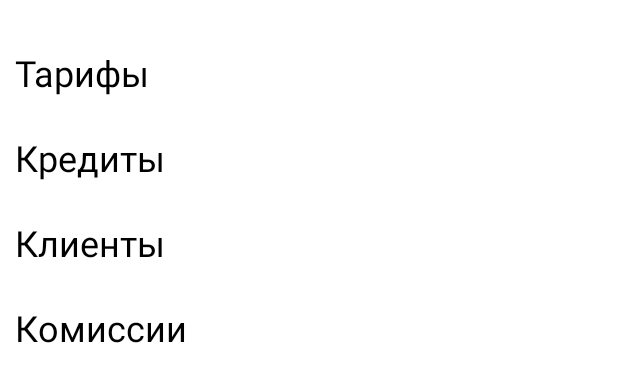
After one commit to yuliakazch/CoreBankingSystem-Android, an Android app: the layout fragment_home.xml on its own in the app's theme, with its tools: preview values and no code run, on a phone screen of 412 x 824 dp. The commit adds this screen. Shown: the top 382 px of the screen. Run offline under Robolectric (Android 15) with nearby library versions, the phone set to English and light mode, and no system bars.

Commit message:
Экран главного меню

```diff
--- a/app/build.gradle
+++ b/app/build.gradle
@@ -26,6 +26,11 @@ android {
 			proguardFiles getDefaultProguardFile('proguard-android-optimize.txt'), 'proguard-rules.pro'
 		}
 	}
+
+	buildFeatures {
+		viewBinding = true
+	}
+
 	compileOptions {
 		sourceCompatibility JavaVersion.VERSION_1_8
 		targetCompatibility JavaVersion.VERSION_1_8
--- /dev/null
+++ b/app/src/main/res/layout/fragment_home.xml
@@ -0,0 +1,55 @@
+<?xml version="1.0" encoding="utf-8"?>
+<LinearLayout
+    xmlns:android="http://schemas.android.com/apk/res/android"
+    android:layout_width="match_parent"
+    android:layout_height="match_parent"
+    android:orientation="vertical">
+
+    <TextView
+        android:id="@+id/tariffs"
+        android:layout_width="match_parent"
+        android:layout_height="wrap_content"
+        android:text="@string/tariffs"
+        android:textSize="24sp"
+        android:textColor="@color/black"
+        android:layout_marginTop="32dp"
+        android:paddingStart="10dp"
+        android:clickable="true"
+        android:focusable="true"/>
+
+    <TextView
+        android:id="@+id/credits"
+        android:layout_width="match_parent"
+        android:layout_height="wrap_content"
+        android:text="@string/credits"
+        android:textSize="24sp"
+        android:textColor="@color/black"
+        android:layout_marginTop="24dp"
+        android:paddingStart="10dp"
+        android:clickable="true"
+        android:focusable="true"/>
+
+    <TextView
+        android:id="@+id/clients"
+        android:layout_width="match_parent"
+        android:layout_height="wrap_content"
+        android:text="@string/clients"
+        android:textSize="24sp"
+        android:textColor="@color/black"
+        android:layout_marginTop="24dp"
+        android:paddingStart="10dp"
+        android:clickable="true"
+        android:focusable="true"/>
+
+    <TextView
+        android:id="@+id/commissions"
+        android:layout_width="match_parent"
+        android:layout_height="wrap_content"
+        android:text="@string/commissions"
+        android:textSize="24sp"
+        android:textColor="@color/black"
+        android:layout_marginTop="24dp"
+        android:paddingStart="10dp"
+        android:clickable="true"
+        android:focusable="true"/>
+</LinearLayout>
--- a/app/src/main/res/values/strings.xml
+++ b/app/src/main/res/values/strings.xml
@@ -1,3 +1,7 @@
 <resources>
 	<string name="app_name">Банковская система</string>
+	<string name="tariffs">Тарифы</string>
+	<string name="credits">Кредиты</string>
+	<string name="clients">Клиенты</string>
+	<string name="commissions">Комиссии</string>
 </resources>
```
Also changed, not shown: app/src/main/java/com/gmail/yuliakazachok/corebanking/features/home/presentation/HomeViewModel.kt (added, +8 -0 lines), app/src/main/java/com/gmail/yuliakazachok/corebanking/features/home/ui/HomeFragment.kt (added, +57 -0 lines), app/src/main/res/layout/activity_main.xml (+7 -8 lines), app/src/main/res/navigation/navigation.xml (+8 -1 lines).
